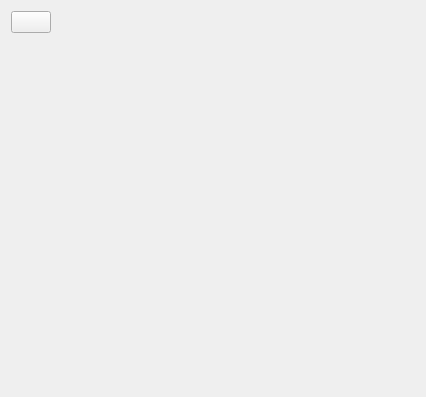
Above: PEIS_Client/healthexaminationreport.ui from ooohhhj/PEIS before the change. Below: the same form after it.
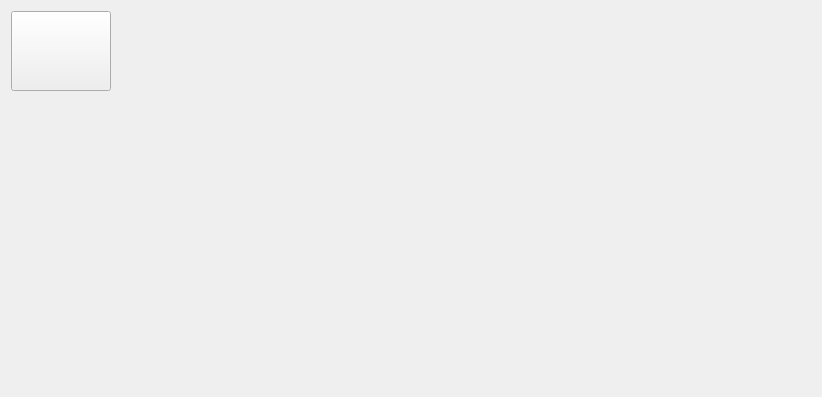
That is the form after the change. Icons and pictures are not drawn.

Patch:
```diff
--- a/PEIS_Client/healthexaminationreport.ui
+++ b/PEIS_Client/healthexaminationreport.ui
@@ -6,7 +6,7 @@
    <rect>
     <x>0</x>
     <y>0</y>
-    <width>426</width>
+    <width>820</width>
     <height>397</height>
    </rect>
   </property>
@@ -20,6 +20,24 @@
       <layout class="QHBoxLayout" name="horizontalLayout_3">
        <item>
         <widget class="QPushButton" name="returnBtn">
+         <property name="sizePolicy">
+          <sizepolicy hsizetype="Minimum" vsizetype="Minimum">
+           <horstretch>0</horstretch>
+           <verstretch>0</verstretch>
+          </sizepolicy>
+         </property>
+         <property name="minimumSize">
+          <size>
+           <width>100</width>
+           <height>80</height>
+          </size>
+         </property>
+         <property name="maximumSize">
+          <size>
+           <width>100</width>
+           <height>80</height>
+          </size>
+         </property>
          <property name="text">
           <string/>
          </property>
@@ -68,6 +86,18 @@
      </item>
      <item>
       <widget class="QWidget" name="widget" native="true">
+       <property name="minimumSize">
+        <size>
+         <width>800</width>
+         <height>0</height>
+        </size>
+       </property>
+       <property name="maximumSize">
+        <size>
+         <width>16777215</width>
+         <height>16777215</height>
+        </size>
+       </property>
        <property name="styleSheet">
         <string notr="true"/>
        </property>
```
